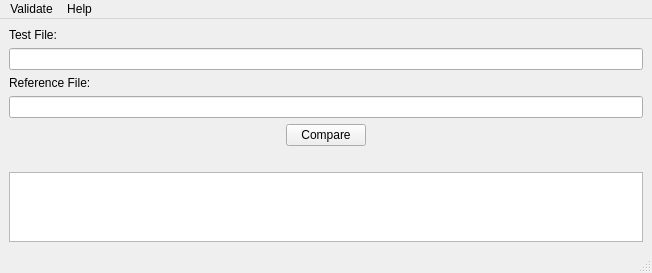
First picture: the form in ui/main_window.ui, repository cerealito/validate, before the edit.
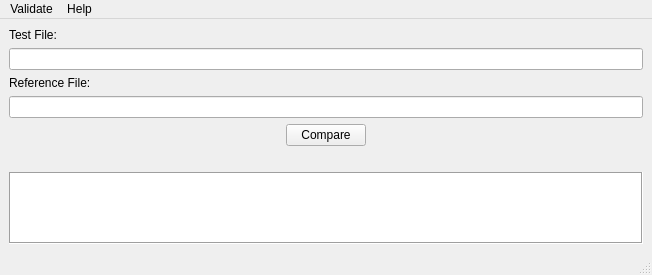
Second picture: the form after the edit. Custom widgets are drawn as their Qt base class.

Diff of the .ui file:
```diff
--- a/ui/main_window.ui
+++ b/ui/main_window.ui
@@ -88,11 +88,20 @@
        <bool>true</bool>
       </property>
       <property name="frameShape">
-       <enum>QFrame::StyledPanel</enum>
+       <enum>QFrame::Box</enum>
       </property>
       <property name="frameShadow">
        <enum>QFrame::Sunken</enum>
       </property>
+      <property name="alternatingRowColors">
+       <bool>true</bool>
+      </property>
+      <property name="selectionBehavior">
+       <enum>QAbstractItemView::SelectRows</enum>
+      </property>
+      <property name="gridStyle">
+       <enum>Qt::DashLine</enum>
+      </property>
       <attribute name="horizontalHeaderStretchLastSection">
        <bool>true</bool>
       </attribute>
```
